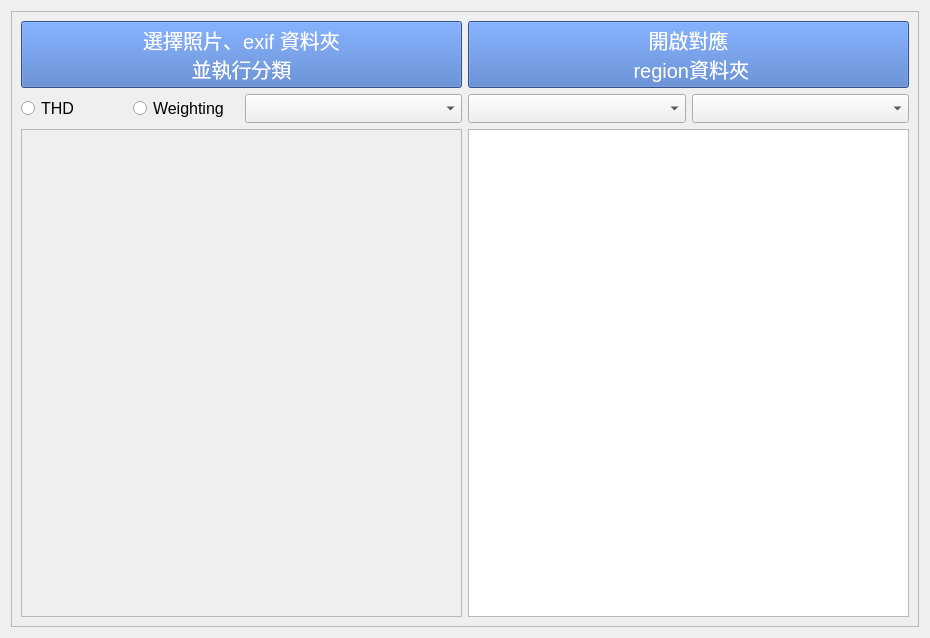
First picture: the form in MTK/AE/mtkAEclassify/UI.ui, repository YuTing-Fang1999/FIH-tool, before the edit.
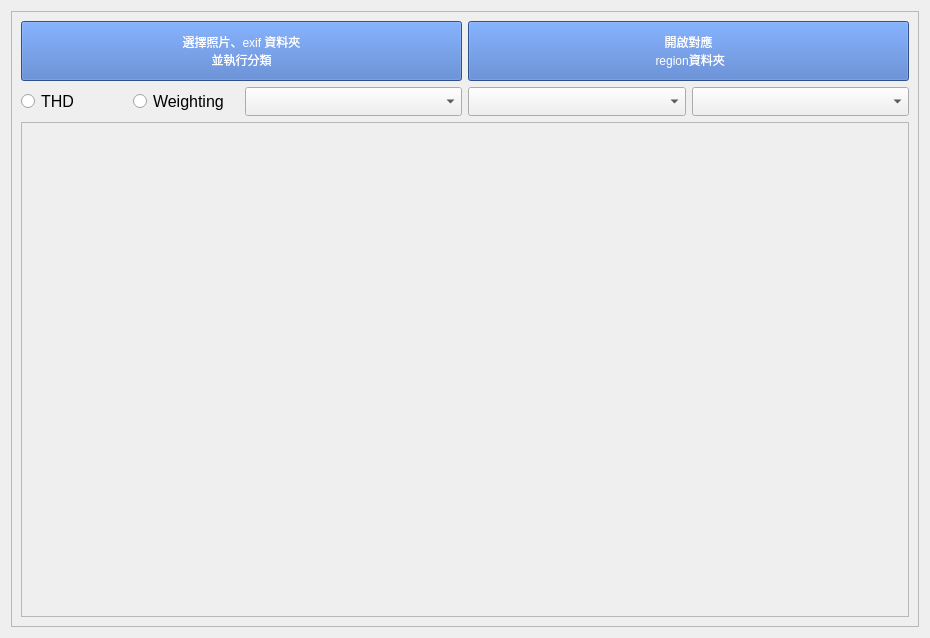
Second picture: the form after the edit.

What changed in the file:
```diff
--- a/MTK/AE/mtkAEclassify/UI.ui
+++ b/MTK/AE/mtkAEclassify/UI.ui
@@ -51,8 +51,7 @@
             <cursorShape>OpenHandCursor</cursorShape>
            </property>
            <property name="styleSheet">
-            <string notr="true">font:20px ;
-text-align:center;
+            <string notr="true">text-align:center;
 background:rgb(68, 114, 196); 
 color:rgb(255, 255, 255);</string>
            </property>
@@ -74,8 +73,7 @@
             <cursorShape>OpenHandCursor</cursorShape>
            </property>
            <property name="styleSheet">
-            <string notr="true">font:20px ;
-text-align:center;
+            <string notr="true">text-align:center;
 background:rgb(68, 114, 196); 
 color:rgb(255, 255, 255);</string>
            </property>
@@ -183,7 +181,7 @@
         </layout>
        </item>
        <item>
-        <layout class="QHBoxLayout" name="horizontalLayout_4" stretch="1,1">
+        <layout class="QHBoxLayout" name="horizontalLayout_4" stretch="1">
          <item>
           <widget class="QScrollArea" name="scrollArea_2">
            <property name="widgetResizable">
@@ -194,7 +192,7 @@
              <rect>
               <x>0</x>
               <y>0</y>
-              <width>436</width>
+              <width>880</width>
               <height>484</height>
              </rect>
             </property>
@@ -206,9 +204,6 @@
            </widget>
           </widget>
          </item>
-         <item>
-          <widget class="QGraphicsView" name="graphicsView"/>
-         </item>
         </layout>
        </item>
       </layout>
```
